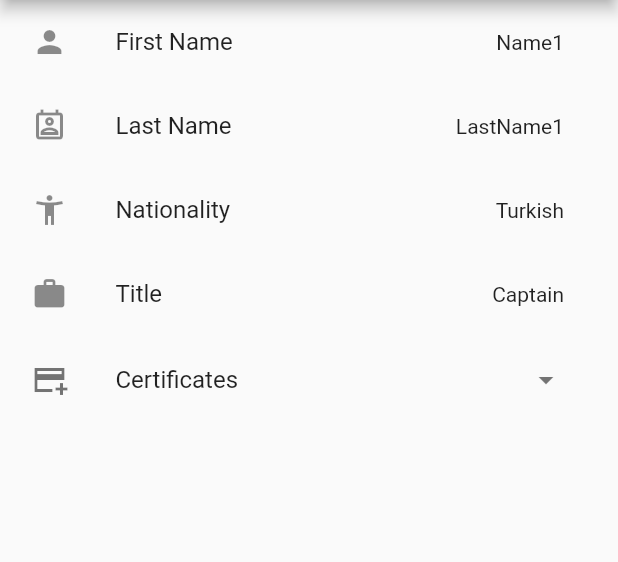
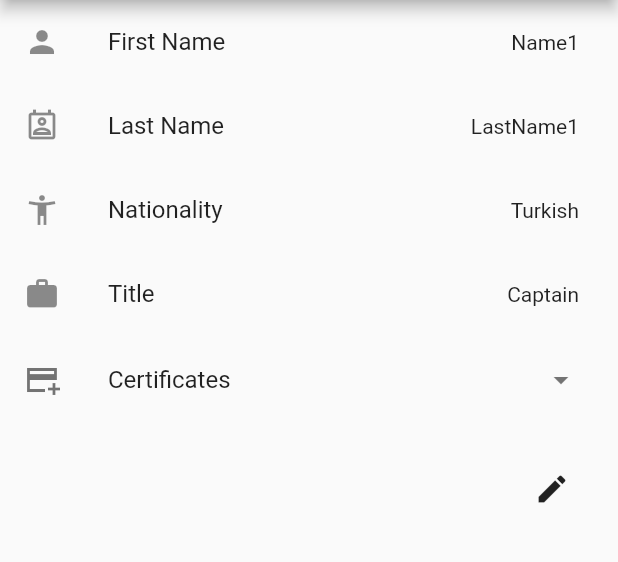
Before and after one commit to edizzk/sample_project, a Flutter app: the screen it shows after launch, after a tap on an icon or button, on a phone screen of 412 x 824 dp, the part 84-646 px from its top. Run offline on Flutter 3.47's test engine with Material 2 defaults, Android fonts, the phone set to English and light mode, and no system bars; our stand-ins replace get.

Commit message:
add editButton

```diff
--- a/lib/view/detail_crew_view.dart
+++ b/lib/view/detail_crew_view.dart
@@ -3,6 +3,7 @@ import 'package:flutter/material.dart';
 // ignore: depend_on_referenced_packages
 import 'package:get/get.dart';
 
+import '../core/dialogs.dart';
 import '../model/crew_model.dart';
 
 class DetailCrewView extends StatelessWidget {
@@ -15,7 +16,7 @@ class DetailCrewView extends StatelessWidget {
     return Scaffold(
       appBar: AppBar(title: Text('project_title'.tr)),
       body: Padding(
-        padding: const EdgeInsets.only(left: 5, right: 20),
+        padding: const EdgeInsets.only(right: 10),
         child: Column(
           children: [
             ListTile(
@@ -47,7 +48,6 @@ class DetailCrewView extends StatelessWidget {
                     shrinkWrap: true,
                     itemCount: crew.certificates.length,
                     itemBuilder: (BuildContext context, int index) {
-                      debugPrint("GELDİİİ ${crew.certificates.length}");
                       return ListTile(
                         title: Text(crew.certificates[index].name),
                         trailing: Text(crew.certificates[index].date),
@@ -56,6 +56,19 @@ class DetailCrewView extends StatelessWidget {
                 )
               ],
             ),
+            Row(
+              mainAxisAlignment: MainAxisAlignment.end,
+              children: [
+                Padding(
+                  padding: const EdgeInsets.only(right: 10, top: 20),
+                  child: IconButton(
+                    onPressed: () {
+                      Dialogs.certificates = crew.certificates;
+                      Navigator.of(context).restorablePush(Dialogs.editCrewPopup);
+                    },
+                    icon: const Icon(Icons.edit)))
+              ],
+            )
           ],
         ),
       ),
```
